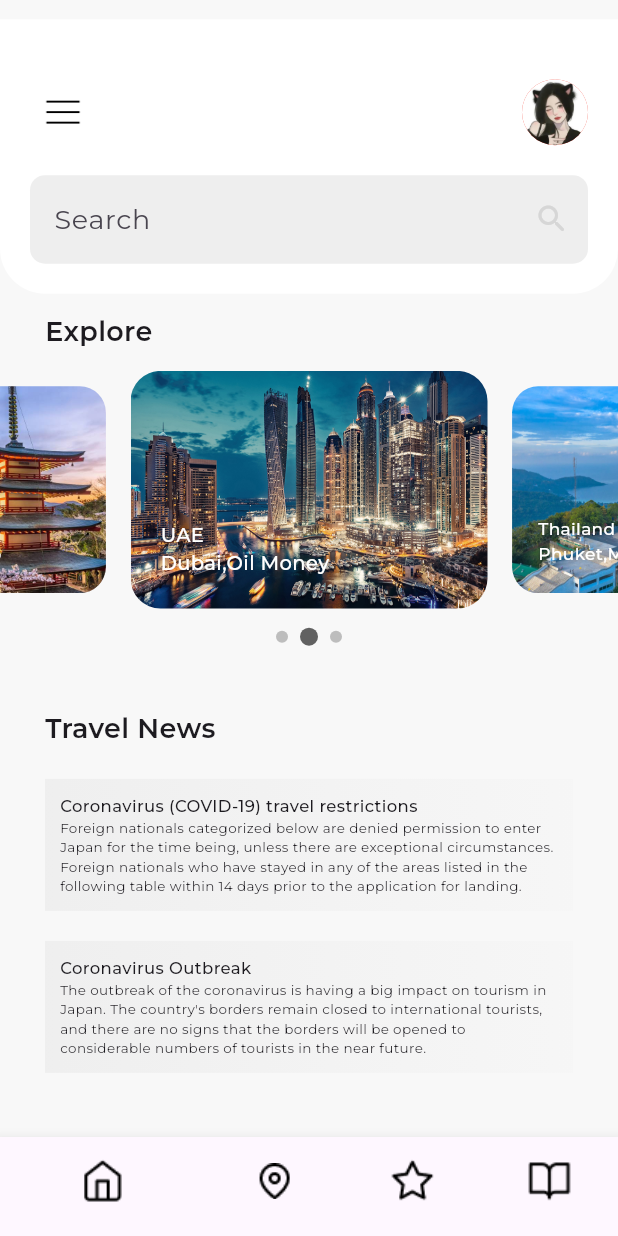
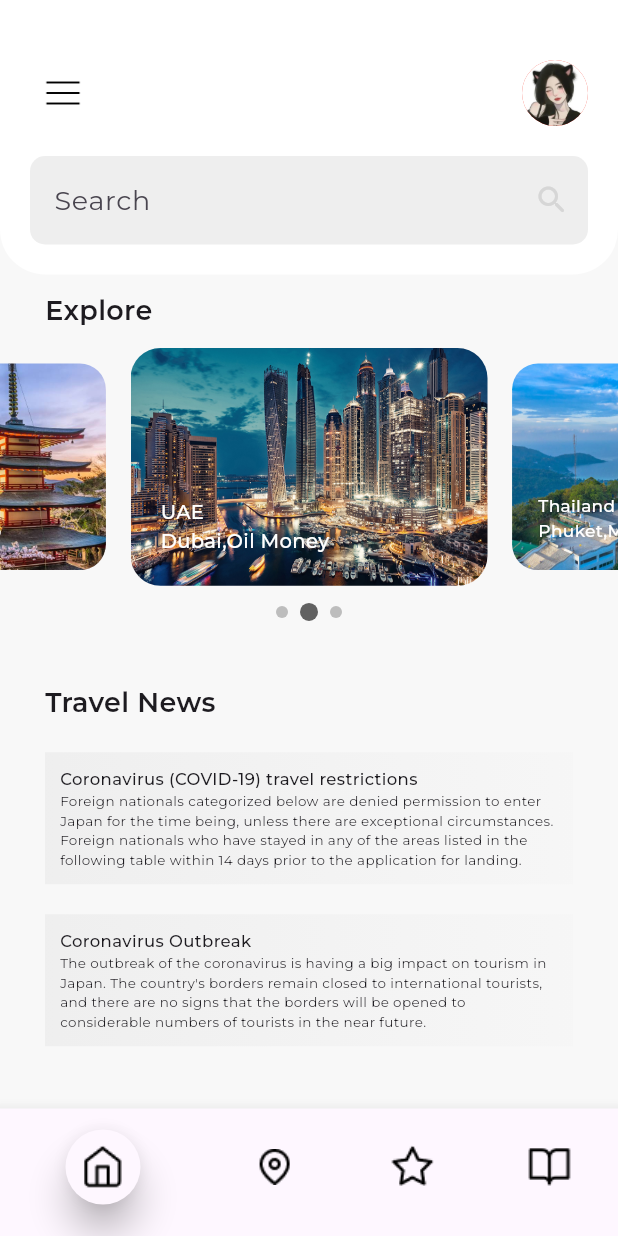
Before and after one commit to Raaz53/travel_app, a Flutter app: the LoginPage screen opened directly, after a tap on "Login", on a phone screen of 412 x 824 dp. Run offline on Flutter 3.47's test engine with Material 3 defaults, Android fonts, the phone set to English and light mode, and no system bars; drawn by our look-alikes of carousel_slider; our stand-ins replace google_fonts; statements that could not run were skipped.

Commit message:
layout completed

```diff
--- a/lib/contents/destination_content_widget.dart
+++ b/lib/contents/destination_content_widget.dart
@@ -1,6 +1,4 @@
-import 'package:carousel_slider/carousel_slider.dart';
 import 'package:flutter/material.dart';
-import 'package:travel_application/widget/carousel_destination_widget.dart';
 
 import '../models/travelling_app.dart';
 
@@ -14,16 +12,53 @@ class DestinationContentWidget extends StatefulWidget {
 
 class _DestinationContentWidgetState extends State<DestinationContentWidget> {
   TravellingApp travellingApp = TravellingApp();
+
+  bool isSelected = false;
+
+  void changeState() {
+    setState(() {
+      isSelected = !isSelected;
+    });
+  }
+
   @override
   Widget build(BuildContext context) {
     double height = MediaQuery.of(context).size.height;
     double width = MediaQuery.of(context).size.width;
-    return CarouselDestinationWidget(
-      screenHeight: height,
-      screenWidth: width,
-      destinationTopic: travellingApp.destination1Topic,
-      destinationDescription: travellingApp.destination1Info,
-      backgroundImage: travellingApp.place1,
+    return Stack(
+      children: [
+        Positioned.fill(
+          child: travellingApp.place3,
+        ),
+        Padding(
+          padding: EdgeInsets.all(20),
+          child: Column(
+            mainAxisAlignment: MainAxisAlignment.end,
+            children: [
+              Row(
+                mainAxisAlignment: MainAxisAlignment.spaceBetween,
+                children: [
+                  Flexible(
+                    child: travellingApp
+                        .destinationTopic(travellingApp.destination3Topic),
+                  ),
+                  IconButton(
+                    onPressed: () => changeState(),
+                    icon: Image(
+                      image: isSelected
+                          ? const AssetImage(
+                              'assets/icons/favorite_selected.png')
+                          : const AssetImage('assets/icons/favorite.png'),
+                    ),
+                  )
+                ],
+              ),
+              travellingApp
+                  .destinationDescription(travellingApp.destination3Info),
+            ],
+          ),
+        ),
+      ],
     );
   }
 }
--- a/lib/contents/favorite_content_widget.dart
+++ b/lib/contents/favorite_content_widget.dart
@@ -16,7 +16,16 @@ class _FavoriteContentWidgetState extends State<FavoriteContentWidget> {
   @override
   Widget build(BuildContext context) {
     return Padding(
-      padding: const EdgeInsets.symmetric(horizontal: 30),
+      padding: const EdgeInsets.symmetric(horizontal: 40),
+      child: Column(
+        mainAxisAlignment: MainAxisAlignment.start,
+        crossAxisAlignment: CrossAxisAlignment.start,
+        children: [
+          Padding(
+            padding: const EdgeInsets.symmetric(vertical: 20),
+            child: travellingApp.contentTopic('Favorite'),
+          ),
+          Expanded(
             child: SingleChildScrollView(
               child: Column(
                 mainAxisAlignment: MainAxisAlignment.spaceBetween,
@@ -26,14 +35,14 @@ class _FavoriteContentWidgetState extends State<FavoriteContentWidget> {
                       destinationPicture: travellingApp.place1,
                       country: travellingApp.destination1Topic,
                       isExplore: false),
-            SizedBox(
+                  const SizedBox(
                     height: 30,
                   ),
                   StackedImageWidget(
                       destinationPicture: travellingApp.place3,
                       country: travellingApp.destination3Topic,
                       isExplore: false),
-            SizedBox(
+                  const SizedBox(
                     height: 30,
                   ),
                   StackedImageWidget(
@@ -43,6 +52,9 @@ class _FavoriteContentWidgetState extends State<FavoriteContentWidget> {
                 ],
               ),
             ),
+          ),
+        ],
+      ),
     );
   }
 }
--- a/lib/contents/home_content_widget.dart
+++ b/lib/contents/home_content_widget.dart
@@ -4,7 +4,6 @@ import 'package:travel_application/widget/stacked_image_widget.dart';
 import 'package:travel_application/widget/home_info_container_widget.dart';
 
 import '../models/travelling_app.dart';
-import '../widget/top_bar_widget.dart';
 
 class HomeContentWidget extends StatefulWidget {
   const HomeContentWidget({super.key});
@@ -22,9 +21,8 @@ class _HomeContentWidgetState extends State<HomeContentWidget> {
       mainAxisAlignment: MainAxisAlignment.spaceEvenly,
       crossAxisAlignment: CrossAxisAlignment.start,
       children: [
-        TopBarWidget(),
         Padding(
-          padding: EdgeInsets.symmetric(horizontal: 30),
+          padding: const EdgeInsets.symmetric(horizontal: 30),
           child: travelApp.contentTopic("Explore"),
         ),
         CarouselSlider(
--- a/lib/contents/reading_page_content.dart
+++ b/lib/contents/reading_page_content.dart
@@ -16,7 +16,21 @@ class _ReadingPageContentState extends State<ReadingPageContent> {
   Widget build(BuildContext context) {
     return Column(
       children: [
-        ReadingPageTopWidget(),
+        const ReadingPageTopWidget(),
+        Expanded(
+            child: Padding(
+          padding: EdgeInsets.all(20),
+          child: SingleChildScrollView(
+            child: Column(
+              children: [
+                travellingApp
+                    .readingPageTopicFont(travellingApp.readingPageTitle),
+                travellingApp.readingPageDescriptionFont(
+                    travellingApp.readingPageDescription),
+              ],
+            ),
+          ),
+        ))
       ],
     );
   }
--- a/lib/models/travelling_app.dart
+++ b/lib/models/travelling_app.dart
@@ -1,7 +1,20 @@
+import 'dart:ui';
+
 import 'package:flutter/cupertino.dart';
+import 'package:flutter/material.dart';
 import 'package:google_fonts/google_fonts.dart';
 
 class TravellingApp {
+  //icon images
+  Image iconHome = const Image(
+      image: AssetImage('assets/bottom_navigation_icons/icon_home.png'));
+  Image iconFavorite = const Image(
+      image: AssetImage('assets/bottom_navigation_icons/icon_favorite.png'));
+  Image iconLocation = const Image(
+      image: AssetImage('assets/bottom_navigation_icons/icon_location.png'));
+  Image iconRead = const Image(
+      image: AssetImage('assets/bottom_navigation_icons/icon_read.png'));
+
   //places images
   Image place1 = const Image(
     image: AssetImage('assets/destinations/dubai.jpg'),
@@ -23,11 +36,12 @@ class TravellingApp {
     return holding;
   }
 
-  //fontstyling of the contents
+  //fontStyling of the contents
   Text destinationTopic(String text) {
     Text holding = Text(
       text,
-      style: GoogleFonts.montserrat(fontSize: 24, fontWeight: FontWeight.w600),
+      style: GoogleFonts.montserrat(
+          fontSize: 24, fontWeight: FontWeight.w600, color: Colors.white),
     );
     return holding;
   }
@@ -35,7 +49,7 @@ class TravellingApp {
   Text destinationDescription(String text) {
     Text holding = Text(
       text,
-      style: GoogleFonts.montserrat(fontSize: 13),
+      style: GoogleFonts.montserrat(fontSize: 13, color: Colors.white),
     );
     return holding;
   }
@@ -59,7 +73,7 @@ class TravellingApp {
   Text readingPageTopicFont(String text) {
     Text holding = Text(
       text,
-      style: GoogleFonts.montserrat(fontSize: 14, fontWeight: FontWeight.w500),
+      style: GoogleFonts.montserrat(fontSize: 14, fontWeight: FontWeight.bold),
     );
     return holding;
   }
--- a/lib/screen/destination_page.dart
+++ /dev/null
@@ -1,17 +0,0 @@
-import 'package:flutter/material.dart';
-import 'package:travel_application/contents/destination_content_widget.dart';
-import 'package:travel_application/widget/bottom_bar_for_navigation.dart';
-
-class DestinationPage extends StatefulWidget {
-  const DestinationPage({super.key});
-
-  @override
-  State<DestinationPage> createState() => _DestinationPageState();
-}
-
-class _DestinationPageState extends State<DestinationPage> {
-  @override
-  Widget build(BuildContext context) {
-    return DestinationContentWidget();
-  }
-}
--- a/lib/screen/favorite_page.dart
+++ /dev/null
@@ -1,35 +0,0 @@
-import 'package:flutter/material.dart';
-import 'package:travel_application/contents/favorite_content_widget.dart';
-import 'package:travel_application/widget/top_bar_widget.dart';
-
-import '../models/travelling_app.dart';
-import '../widget/bottom_bar_for_navigation.dart';
-
-class FavoritePage extends StatefulWidget {
-  const FavoritePage({super.key});
-
-  @override
-  State<FavoritePage> createState() => _FavoritePageState();
-}
-
-class _FavoritePageState extends State<FavoritePage> {
-  TravellingApp travellingApp = TravellingApp();
-
-  @override
-  Widget build(BuildContext context) {
-    return Scaffold(
-      resizeToAvoidBottomInset: false,
-      body: Column(
-        mainAxisAlignment: MainAxisAlignment.spaceBetween,
-        crossAxisAlignment: CrossAxisAlignment.start,
-        children: [
-          TopBarWidget(),
-          Padding(
-              padding: EdgeInsets.all(30),
-              child: travellingApp.contentTopic('Favorite')),
-          Expanded(child: FavoriteContentWidget()),
-        ],
-      ),
-    );
-  }
-}
--- a/lib/screen/home_page.dart
+++ b/lib/screen/home_page.dart
@@ -1,27 +1,40 @@
+import 'dart:ui';
+
+import 'package:flutter/cupertino.dart';
 import 'package:flutter/material.dart';
 import 'package:travel_application/contents/destination_content_widget.dart';
 import 'package:travel_application/contents/reading_page_content.dart';
-import 'package:travel_application/screen/destination_page.dart';
-import 'package:travel_application/screen/favorite_page.dart';
-import 'package:travel_application/screen/reading_page.dart';
-import 'package:travel_application/widget/bottom_bar_for_navigation.dart';
+
 import 'package:travel_application/contents/home_content_widget.dart';
+import 'package:travel_application/models/travelling_app.dart';
 import 'package:travel_application/widget/top_bar_widget.dart';
 
 import '../contents/favorite_content_widget.dart';
 
-class HomePage extends StatelessWidget {
+class HomePage extends StatefulWidget {
   const HomePage({super.key});
 
+  @override
+  State<HomePage> createState() => _HomePageState();
+}
+
+class _HomePageState extends State<HomePage> {
+  TravellingApp travellingApp = TravellingApp();
+  int currentIndex = 0;
+  bool isSelected = true;
   @override
   Widget build(BuildContext context) {
     return Scaffold(
       resizeToAvoidBottomInset: false,
       body: Column(
         children: [
+          currentIndex == 0 || currentIndex == 2
+              ? const TopBarWidget()
+              : const SizedBox(),
           Expanded(
             child: IndexedStack(
-              children: [
+              index: currentIndex,
+              children: const [
                 HomeContentWidget(),
                 DestinationContentWidget(),
                 FavoriteContentWidget(),
@@ -31,7 +44,46 @@ class HomePage extends StatelessWidget {
           ),
         ],
       ),
-      bottomNavigationBar: BottomBarForNavigation(),
+      bottomNavigationBar: Theme(
+        data: ThemeData(splashColor: Colors.transparent),
+        child: BottomNavigationBar(
+          backgroundColor: Colors.white,
+          showSelectedLabels: false,
+          showUnselectedLabels: false,
+          enableFeedback: false,
+          onTap: (index) {
+            setState(() {
+              currentIndex = index;
+            });
+          },
+          items: [
+            _bottomNavigationBarItem(
+                displayIcon: travellingApp.iconHome, index: 0),
+            _bottomNavigationBarItem(
+                displayIcon: travellingApp.iconLocation, index: 1),
+            _bottomNavigationBarItem(
+                displayIcon: travellingApp.iconFavorite, index: 2),
+            _bottomNavigationBarItem(
+                displayIcon: travellingApp.iconRead, index: 3),
+          ],
+        ),
+      ),
     );
   }
+
+  BottomNavigationBarItem _bottomNavigationBarItem(
+      {required Image displayIcon, required int index}) {
+    return BottomNavigationBarItem(
+        label: '',
+        icon: Container(
+          height: 50,
+          child: currentIndex == index
+              ? Material(
+                  elevation: 10.0,
+                  borderRadius: BorderRadius.all(Radius.circular(50)),
+                  child: displayIcon,
+                )
+              : displayIcon,
+        ));
+  }
 }
--- a/lib/screen/login_page.dart
+++ b/lib/screen/login_page.dart
@@ -1,3 +1,4 @@
+import 'package:flutter/cupertino.dart';
 import 'package:flutter/material.dart';
 import 'package:google_fonts/google_fonts.dart';
 import 'package:travel_application/screen/home_page.dart';
@@ -11,6 +12,9 @@ class LoginPage extends StatefulWidget {
 }
 
 class _LoginPageState extends State<LoginPage> {
+  TextEditingController email = TextEditingController();
+  TextEditingController password = TextEditingController();
+
   bool isChecked = false;
   @override
   Widget build(BuildContext context) {
@@ -51,6 +55,9 @@ class _LoginPageState extends State<LoginPage> {
                 mainAxisAlignment: MainAxisAlignment.start,
                 children: [
                   Checkbox(
+                      activeColor: Colors.black54,
+                      visualDensity:
+                          const VisualDensity(horizontal: -4, vertical: -4),
                       value: isChecked,
                       onChanged: (value) => setState(() {
                             isChecked = value!;
@@ -61,7 +68,9 @@ class _LoginPageState extends State<LoginPage> {
                   )
                 ],
               ),
-              SizedBox(
+              Padding(
+                padding: const EdgeInsets.symmetric(vertical: 10),
+                child: SizedBox(
                   width: double.infinity,
                   child: DecoratedBox(
                     decoration: BoxDecoration(
@@ -83,13 +92,17 @@ class _LoginPageState extends State<LoginPage> {
                     ),
                   ),
                 ),
+              ),
               Text(
                 ' - OR - ',
                 style: GoogleFonts.montserrat(fontSize: 14),
               ),
-              Text(
+              Padding(
+                padding: EdgeInsets.symmetric(vertical: 10),
+                child: Text(
                   'Sign In With',
                   style: GoogleFonts.montserrat(fontSize: 11),
+                ),
               ),
               Row(
                 mainAxisAlignment: MainAxisAlignment.center,
--- a/lib/screen/reading_page.dart
+++ /dev/null
@@ -1,22 +0,0 @@
-import 'package:flutter/material.dart';
-import 'package:travel_application/contents/reading_page_content.dart';
-
-import '../widget/bottom_bar_for_navigation.dart';
-
-class ReadingPage extends StatefulWidget {
-  const ReadingPage({super.key});
-
-  @override
-  State<ReadingPage> createState() => _ReadingPageState();
-}
-
-class _ReadingPageState extends State<ReadingPage> {
-  @override
-  Widget build(BuildContext context) {
-    return const Column(
-      children: [
-        ReadingPageContent(),
-      ],
-    );
-  }
-}
--- a/lib/widget/bottom_bar_for_navigation.dart
+++ /dev/null
@@ -1,47 +0,0 @@
-import 'package:flutter/material.dart';
-import 'package:travel_application/screen/destination_page.dart';
-import 'package:travel_application/screen/favorite_page.dart';
-import 'package:travel_application/screen/home_page.dart';
-import 'package:travel_application/screen/reading_page.dart';
-
-class BottomBarForNavigation extends StatefulWidget {
-  const BottomBarForNavigation({super.key});
-
-  @override
-  State<BottomBarForNavigation> createState() => _BottomBarForNavigationState();
-}
-
-class _BottomBarForNavigationState extends State<BottomBarForNavigation> {
-  @override
-  Widget build(BuildContext context) {
-    return BottomNavigationBar(
-        showSelectedLabels: false,
-        showUnselectedLabels: false,
-        items: const [
-          BottomNavigationBarItem(
-              label: '',
-              icon: Image(
-                image:
-                    AssetImage('assets/bottom_navigation_icons/icon_home.png'),
-              )),
-          BottomNavigationBarItem(
-              label: '',
-              icon: Image(
-                image: AssetImage(
-                    'assets/bottom_navigation_icons/icon_location.png'),
-              )),
-          BottomNavigationBarItem(
-              label: '',
-              icon: Image(
-                image: AssetImage(
-                    'assets/bottom_navigation_icons/icon_favorite.png'),
-              )),
-          BottomNavigationBarItem(
-              label: '',
-              icon: Image(
-                image:
-                    AssetImage('assets/bottom_navigation_icons/icon_read.png'),
-              )),
-        ]);
-  }
-}
--- a/lib/widget/carousel_destination_widget.dart
+++ /dev/null
@@ -1,78 +0,0 @@
-// ignore_for_file: prefer_const_constructors
-
-import 'package:flutter/material.dart';
-import '../models/travelling_app.dart';
-
-class CarouselDestinationWidget extends StatefulWidget {
-  const CarouselDestinationWidget(
-      {super.key,
-      required this.screenHeight,
-      required this.screenWidth,
-      required this.destinationTopic,
-      required this.destinationDescription,
-      required this.backgroundImage});
-  final double screenHeight;
-  final double screenWidth;
-
-  final String destinationTopic;
-  final String destinationDescription;
-
-  final Image backgroundImage;
-
-  @override
-  State<CarouselDestinationWidget> createState() =>
-      _CarouselDestinationWidgetState();
-}
-
-class _CarouselDestinationWidgetState extends State<CarouselDestinationWidget> {
-  TravellingApp travellingApp = TravellingApp();
-
-  bool isSelected = true;
-
-  void changeState() {
-    setState(() {
-      isSelected = !isSelected;
-    });
-  }
-
-  @override
-  Widget build(BuildContext context) {
-    return Container(
-      decoration: BoxDecoration(
-        image: DecorationImage(
-          image: AssetImage('assets/destinations/dubai.jpg'),
-          fit: BoxFit.cover,
-        ),
-      ),
-      padding: EdgeInsets.all(20),
-      child: Column(
-        children: [
-          Column(
-            crossAxisAlignment: CrossAxisAlignment.start,
-            children: [
-              Row(
-                mainAxisAlignment: MainAxisAlignment.spaceBetween,
-                children: [
-                  Flexible(
-                    child:
-                        travellingApp.destinationTopic(widget.destinationTopic),
-                  ),
-                  IconButton(
-                    onPressed: () => changeState(),
-                    icon: Image(
-                      image: isSelected
-                          ? AssetImage('assets/icons/favorite_selected.png')
-                          : AssetImage('assets/icons/favorite.png'),
-                    ),
-                  )
-                ],
-              ),
-              travellingApp
-                  .destinationDescription(widget.destinationDescription)
-            ],
-          ),
-        ],
-      ),
-    );
-  }
-}
--- a/lib/widget/reading_page_top_widget.dart
+++ b/lib/widget/reading_page_top_widget.dart
@@ -28,25 +28,11 @@ class _ReadingPageTopWidgetState extends State<ReadingPageTopWidget> {
             child: Text(
               'TRAVEL NEWS',
               style: GoogleFonts.montserrat(
-                  fontWeight: FontWeight.w600,
+                  fontWeight: FontWeight.bold,
                   fontSize: 18,
                   decoration: TextDecoration.underline),
             ),
           ),
-          Positioned(
-            top: 44,
-            left: 24,
-            child: DecoratedBox(
-                decoration: BoxDecoration(
-                    borderRadius: BorderRadius.circular(50),
-                    color: const Color.fromRGBO(240, 240, 240, 0.25)),
-                child: IconButton(
-                  icon: const Image(
-                    image: AssetImage('assets/icons/icon_back.png'),
-                  ),
-                  onPressed: () {},
-                )),
-          )
         ],
       ),
     );
--- a/lib/widget/text_tile_widget.dart
+++ b/lib/widget/text_tile_widget.dart
@@ -6,6 +6,7 @@ class TextTileWidget extends StatefulWidget {
 
   final String label;
   final IconData icons;
+  final TextEditingController controller;
 
   @override
   State<TextTileWidget> createState() => _TextTileWidgetState();
@@ -18,10 +19,13 @@ class _TextTileWidgetState extends State<TextTileWidget> {
       crossAxisAlignment: CrossAxisAlignment.start,
       mainAxisAlignment: MainAxisAlignment.spaceBetween,
       children: [
-        Text(
-          widget.label,
-          style:
-              GoogleFonts.montserrat(fontWeight: FontWeight.w300, fontSize: 13),
+        Padding(
+          padding: EdgeInsets.symmetric(vertical: 20),
+          child: Text(
+            widget.label,
+            style: GoogleFonts.montserrat(
+                fontWeight: FontWeight.w300, fontSize: 13),
+          ),
         ),
         Container(
           width: double.infinity,
@@ -39,6 +43,8 @@ class _TextTileWidgetState extends State<TextTileWidget> {
                 )
               ]),
           child: TextFormField(
+            controller: widget.controller,
+            validator: ,
             decoration: InputDecoration(
                 border: InputBorder.none,
                 prefixIcon: Icon(
--- a/lib/widget/top_bar_widget.dart
+++ b/lib/widget/top_bar_widget.dart
@@ -24,7 +24,7 @@ class _TopBarWidgetState extends State<TopBarWidget> {
           child: Column(
             mainAxisAlignment: MainAxisAlignment.spaceEvenly,
             children: [
-              SizedBox(
+              const SizedBox(
                 height: 20,
               ),
               Row(
@@ -50,7 +50,7 @@ class _TopBarWidgetState extends State<TopBarWidget> {
                   ),
                 ],
               ),
-              SizedBox(
+              const SizedBox(
                 height: 20,
               ),
               TextFormField(
```
Also changed, not shown: assets/images/image1.png (added). Lines whose indentation alone changed are shown as unchanged.
